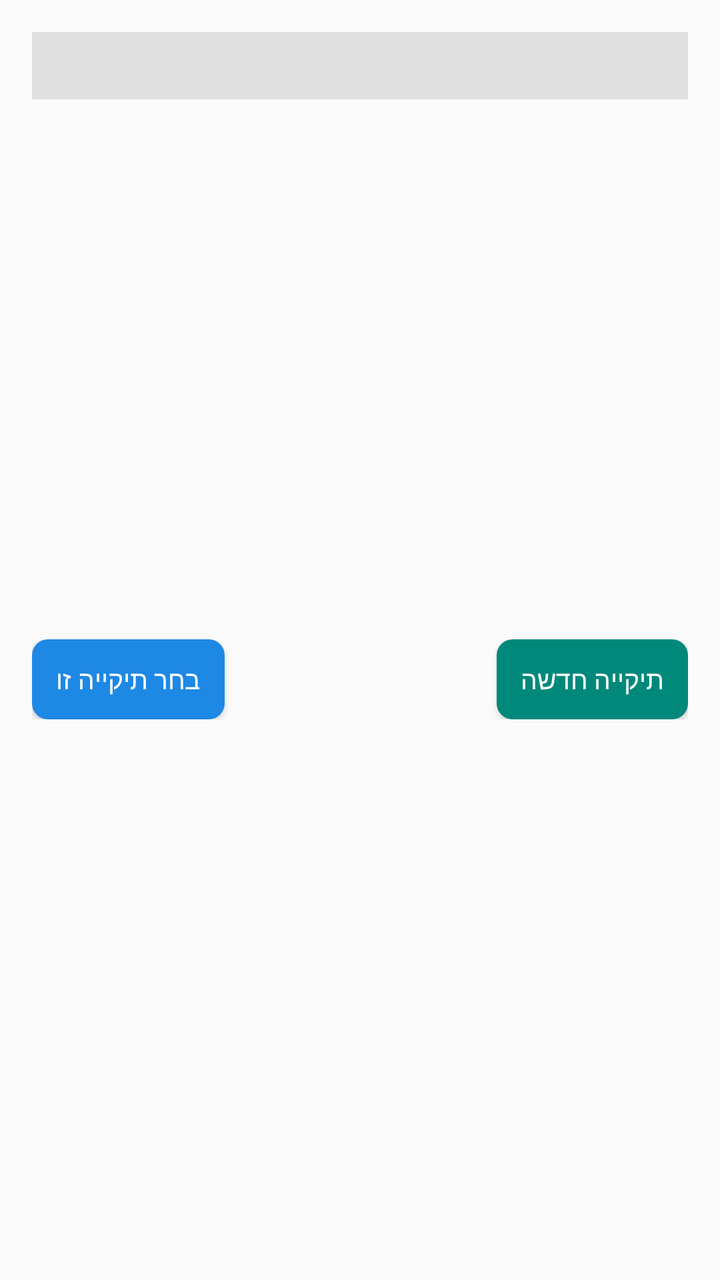
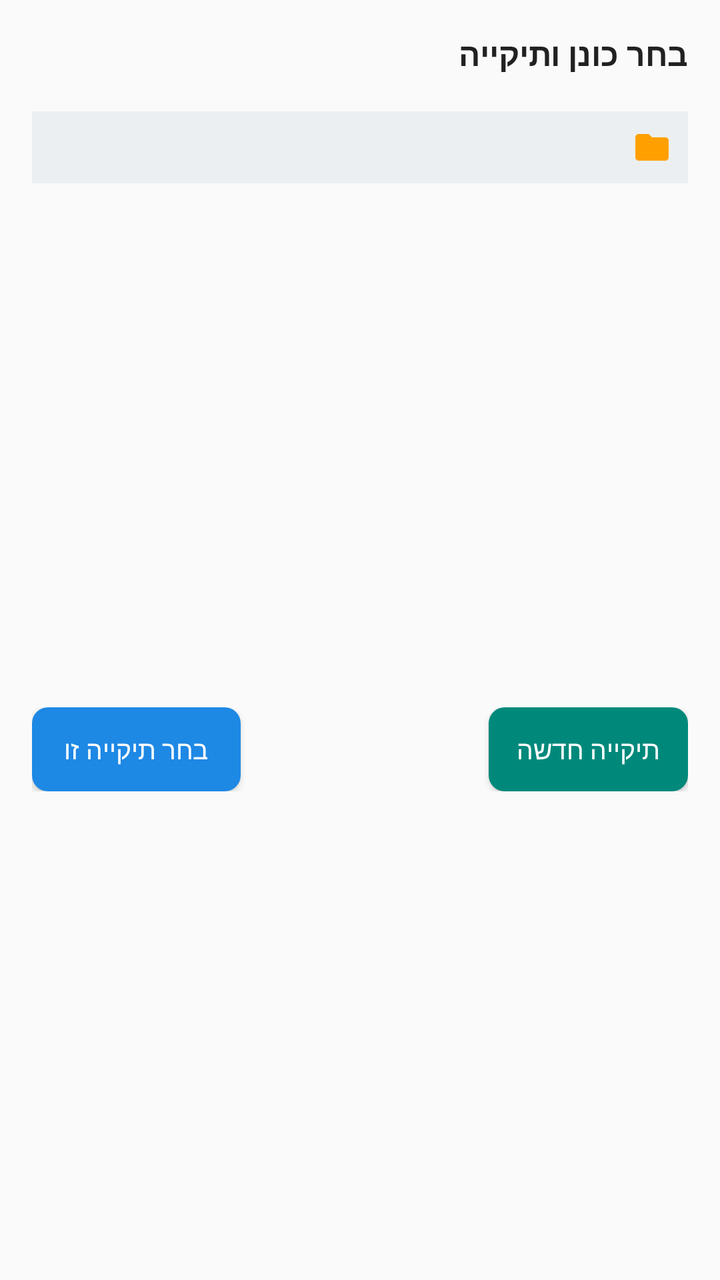

Two renders of the same Android screen: before a commit and after it. Below are the layout's source before the change and the commit's diff.
<!-- AndroidManifest.xml: application theme android:Theme.Material.Light.NoActionBar -->
<!-- res/layout/dialog_folder_picker.xml -->
<?xml version="1.0" encoding="utf-8"?>
<LinearLayout xmlns:android="http://schemas.android.com/apk/res/android"
    android:layout_width="match_parent"
    android:layout_height="wrap_content"
    android:layoutDirection="rtl"
    android:orientation="vertical"
    android:padding="16dp">

    <TextView
        android:id="@+id/tvPickerCurrentPath"
        android:layout_width="match_parent"
        android:layout_height="wrap_content"
        android:background="#E0E0E0"
        android:padding="8dp"
        android:textColor="@color/text_primary"
        android:textSize="13sp"
        android:textStyle="bold" />

    <ListView
        android:id="@+id/listViewFolders"
        android:layout_width="match_parent"
        android:layout_height="250dp"
        android:layout_marginTop="8dp"
        android:divider="@color/divider"
        android:dividerHeight="1dp" />

    <LinearLayout
        android:layout_width="match_parent"
        android:layout_height="wrap_content"
        android:layout_marginTop="12dp"
        android:orientation="horizontal">

        <Button
            android:id="@+id/btnNewFolder"
            android:layout_width="wrap_content"
            android:layout_height="40dp"
            android:background="@drawable/bg_button_secondary"
            android:paddingStart="12dp"
            android:paddingEnd="12dp"
            android:text="@string/new_folder"
            android:textColor="#FFFFFF"
            android:textSize="13sp" />

        <View
            android:layout_width="0dp"
            android:layout_height="1dp"
            android:layout_weight="1" />

        <Button
            android:id="@+id/btnSelectFolder"
            android:layout_width="wrap_content"
            android:layout_height="40dp"
            android:background="@drawable/bg_button_primary"
            android:paddingStart="12dp"
            android:paddingEnd="12dp"
            android:text="@string/select_this_folder"
            android:textColor="#FFFFFF"
            android:textSize="13sp" />

    </LinearLayout>

</LinearLayout>
<!-- resources referenced by this layout -->
<resources>
  <color name="divider">#E0E0E0</color>
  <color name="text_primary">#212121</color>
  <!-- drawable bg_button_primary (drawable) -->
  <?xml version="1.0" encoding="utf-8"?>
  <shape xmlns:android="http://schemas.android.com/apk/res/android"
      android:shape="rectangle">
      <solid android:color="#1E88E5" />
      <corners android:radius="8dp" />
  </shape>
  <!-- drawable bg_button_secondary (drawable) -->
  <?xml version="1.0" encoding="utf-8"?>
  <shape xmlns:android="http://schemas.android.com/apk/res/android"
      android:shape="rectangle">
      <solid android:color="#00897B" />
      <corners android:radius="8dp" />
  </shape>
  <string name="new_folder">תיקייה חדשה</string>
  <string name="select_this_folder">בחר תיקייה זו</string>
</resources>

<!-- the commit's change to res/layout/dialog_folder_picker.xml (unified diff, before → after) -->
@@ -7,19 +7,61 @@
     android:padding="16dp">
 
     <TextView
-        android:id="@+id/tvPickerCurrentPath"
         android:layout_width="match_parent"
         android:layout_height="wrap_content"
-        android:background="#E0E0E0"
-        android:padding="8dp"
+        android:layout_marginBottom="8dp"
+        android:text="@string/select_storage_and_folder"
         android:textColor="@color/text_primary"
-        android:textSize="13sp"
+        android:textSize="16sp"
         android:textStyle="bold" />
+
+    
+    <HorizontalScrollView
+        android:layout_width="match_parent"
+        android:layout_height="wrap_content"
+        android:layout_marginBottom="10dp"
+        android:scrollbars="none">
+
+        <LinearLayout
+            android:id="@+id/layoutVolumeChips"
+            android:layout_width="wrap_content"
+            android:layout_height="wrap_content"
+            android:orientation="horizontal" />
+
+    </HorizontalScrollView>
+
+    
+    <LinearLayout
+        android:layout_width="match_parent"
+        android:layout_height="wrap_content"
+        android:background="#ECEFF1"
+        android:gravity="center_vertical"
+        android:orientation="horizontal"
+        android:padding="8dp">
+
+        <ImageView
+            android:layout_width="20dp"
+            android:layout_height="20dp"
+            android:src="@drawable/ic_folder" />
+
+        <TextView
+            android:id="@+id/tvPickerCurrentPath"
+            android:layout_width="0dp"
+            android:layout_height="wrap_content"
+            android:layout_marginStart="8dp"
+            android:layout_weight="1"
+            android:ellipsize="middle"
+            android:singleLine="true"
+            android:textColor="@color/text_primary"
+            android:textSize="13sp"
+            android:textStyle="bold" />
+
+    </LinearLayout>
 
     <ListView
         android:id="@+id/listViewFolders"
         android:layout_width="match_parent"
-        android:layout_height="250dp"
+        android:layout_height="240dp"
         android:layout_marginTop="8dp"
         android:divider="@color/divider"
         android:dividerHeight="1dp" />
@@ -27,16 +69,16 @@
     <LinearLayout
         android:layout_width="match_parent"
         android:layout_height="wrap_content"
-        android:layout_marginTop="12dp"
+        android:layout_marginTop="14dp"
         android:orientation="horizontal">
 
         <Button
             android:id="@+id/btnNewFolder"
             android:layout_width="wrap_content"
-            android:layout_height="40dp"
+            android:layout_height="42dp"
             android:background="@drawable/bg_button_secondary"
-            android:paddingStart="12dp"
-            android:paddingEnd="12dp"
+            android:paddingStart="14dp"
+            android:paddingEnd="14dp"
             android:text="@string/new_folder"
             android:textColor="#FFFFFF"
             android:textSize="13sp" />
@@ -49,10 +91,10 @@
         <Button
             android:id="@+id/btnSelectFolder"
             android:layout_width="wrap_content"
-            android:layout_height="40dp"
+            android:layout_height="42dp"
             android:background="@drawable/bg_button_primary"
-            android:paddingStart="12dp"
-            android:paddingEnd="12dp"
+            android:paddingStart="16dp"
+            android:paddingEnd="16dp"
             android:text="@string/select_this_folder"
             android:textColor="#FFFFFF"
             android:textSize="13sp" />
<!-- resource entries referenced after the edit -->
@@ -16,7 +16,18 @@
       <solid android:color="#00897B" />
       <corners android:radius="8dp" />
   </shape>
+  <!-- drawable ic_folder (drawable) -->
+  <vector xmlns:android="http://schemas.android.com/apk/res/android"
+      android:width="24dp"
+      android:height="24dp"
+      android:viewportWidth="24"
+      android:viewportHeight="24">
+      <path
+          android:fillColor="#FFA000"
+          android:pathData="M10,4H4C2.9,4,2.01,4.9,2.01,6L2,18c0,1.1,0.9,2,2,2h16c1.1,0,2-0.9,2-2V8c0-1.1-0.9-2-2-2h-8L10,4z"/>
+  </vector>
   <string name="new_folder">תיקייה חדשה</string>
+  <string name="select_storage_and_folder">בחר כונן ותיקייה</string>
   <string name="select_this_folder">בחר תיקייה זו</string>
 </resources>
 
